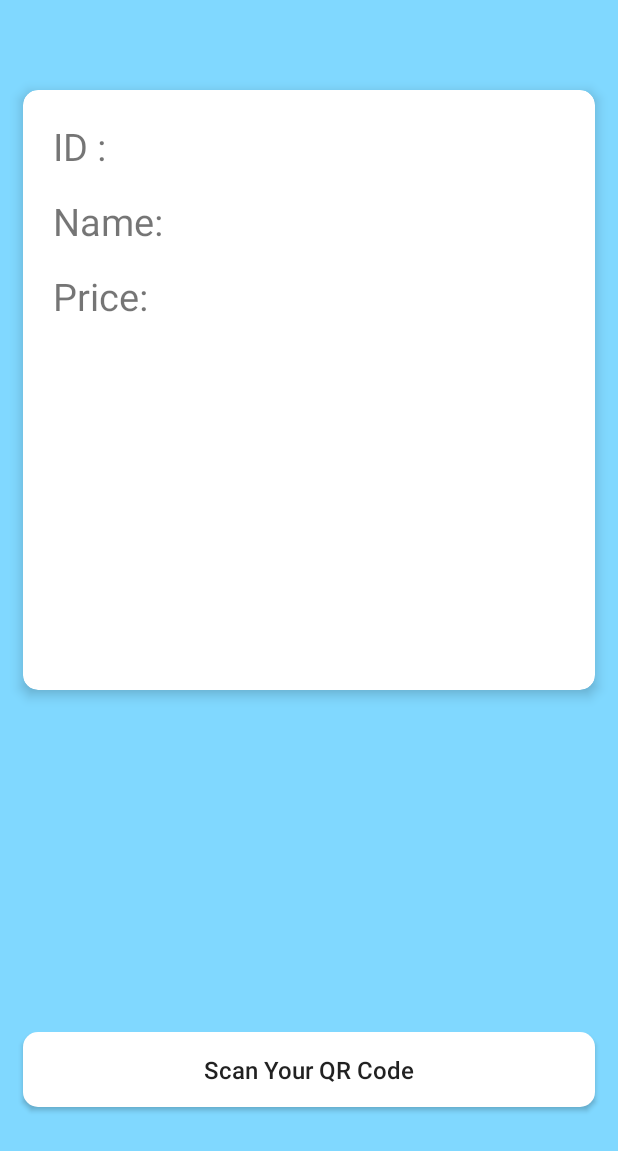
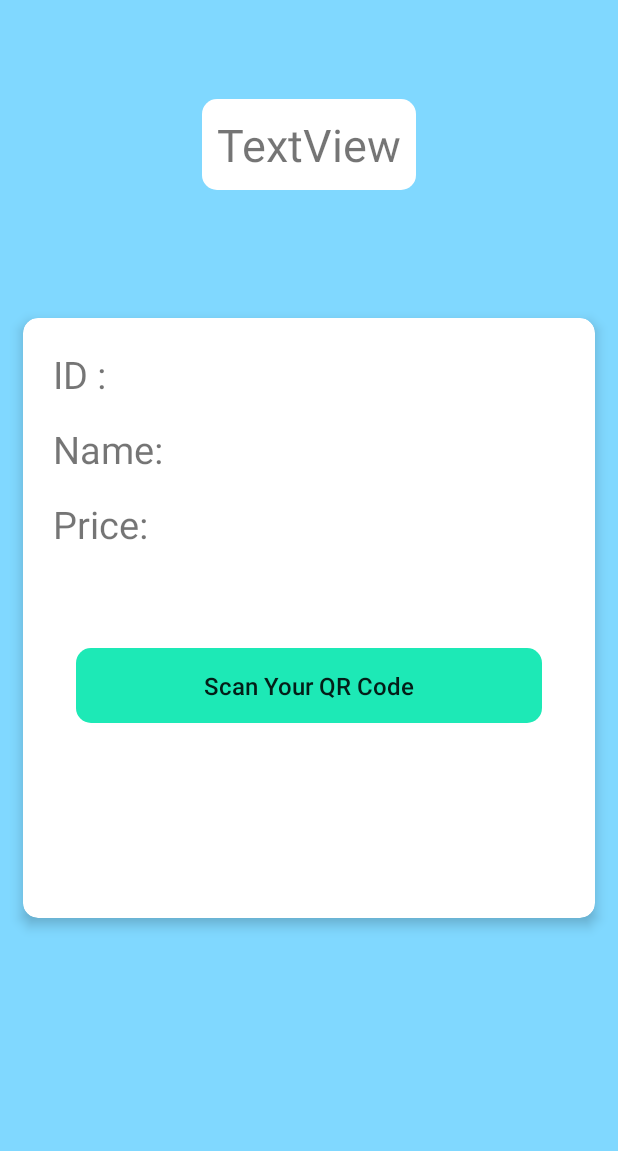
Before and after one commit to husainunwalla/QRCode-Inventory-Management, an Android app: the Scan screen opened directly, with no data from a screen before it, on a phone screen of 412 x 824 dp. Shown: the top 1151 px of the screen. Run offline under Robolectric (Android 15) with nearby library versions, the phone set to English and light mode, and no system bars; our stand-ins replace Firebase (no records; nobody signed in at launch, a user with empty details on screens opened directly).

Commit message:
UI Changes

```diff
--- /dev/null
+++ b/app/src/main/res/drawable-v24/rounded_button_green.xml
@@ -0,0 +1,10 @@
+<?xml version="1.0" encoding="utf-8"?>
+<selector xmlns:android="http://schemas.android.com/apk/res/android">
+    <item>
+        <shape xmlns:android="http://schemas.android.com/apk/res/android" android:shape="rectangle">
+            <solid android:color="#1DE9B6" />
+            <corners android:radius="10dp" />
+            <corners android:bottomRightRadius="10dp" android:bottomLeftRadius="10dp" />
+        </shape>
+    </item>
+</selector>
--- a/app/src/main/res/layout/activity_scan.xml
+++ b/app/src/main/res/layout/activity_scan.xml
@@ -6,25 +6,6 @@
     android:layout_height="match_parent"
     android:background="@color/Background"
     tools:context="com.example.enamul.qrcode.Scan">
-
-    <Button
-        android:id="@+id/btnScan"
-        android:layout_width="0dp"
-        android:layout_height="50dp"
-        android:layout_marginStart="15dp"
-        android:layout_marginLeft="15dp"
-        android:layout_marginEnd="15dp"
-        android:layout_marginRight="15dp"
-        android:background="@drawable/rounded_button"
-        android:text="Scan Your QR Code"
-        android:textAllCaps="false"
-        android:textSize="16sp"
-        app:layout_constraintBottom_toBottomOf="parent"
-        app:layout_constraintEnd_toEndOf="parent"
-        app:layout_constraintHorizontal_bias="1.0"
-        app:layout_constraintStart_toStartOf="parent"
-        app:layout_constraintTop_toTopOf="parent"
-        app:layout_constraintVertical_bias="0.889" />
 
     <android.support.v7.widget.CardView
         android:id="@+id/cardView"
@@ -38,14 +19,27 @@
         app:contentPadding="20dp"
         app:layout_constraintBottom_toBottomOf="parent"
         app:layout_constraintEnd_toEndOf="parent"
-        app:layout_constraintHorizontal_bias="1.0"
+        app:layout_constraintHorizontal_bias="0.5"
         app:layout_constraintStart_toStartOf="parent"
-        app:layout_constraintTop_toTopOf="parent"
-        app:layout_constraintVertical_bias="0.142">
+        app:layout_constraintTop_toTopOf="parent">
 
         <RelativeLayout
             android:layout_width="match_parent"
             android:layout_height="match_parent">
+
+            <Button
+                android:id="@+id/btnScan"
+                android:layout_width="match_parent"
+                android:layout_height="50dp"
+                android:layout_marginStart="15dp"
+                android:layout_marginLeft="15dp"
+                android:layout_marginTop="200dp"
+                android:layout_marginEnd="15dp"
+                android:layout_marginRight="15dp"
+                android:background="@drawable/rounded_button_green"
+                android:text="Scan Your QR Code"
+                android:textAllCaps="false"
+                android:textSize="16sp" />
 
             <TextView
                 android:id="@+id/scanTextView"
@@ -76,4 +70,20 @@
 
     </android.support.v7.widget.CardView>
 
+    <TextView
+        android:id="@+id/textView2"
+        android:layout_width="wrap_content"
+        android:layout_height="wrap_content"
+        android:layout_marginTop="66dp"
+        android:layout_marginBottom="57dp"
+        android:background="@drawable/rounded_button"
+        android:padding="10dp"
+        android:text="TextView"
+        android:textSize="30sp"
+        app:layout_constraintBottom_toTopOf="@+id/cardView"
+        app:layout_constraintEnd_toEndOf="parent"
+        app:layout_constraintStart_toStartOf="parent"
+        app:layout_constraintTop_toTopOf="parent"
+        app:layout_constraintVertical_bias="0.0" />
+
 </android.support.constraint.ConstraintLayout>
--- a/app/src/main/res/layout/activity_welcome.xml
+++ b/app/src/main/res/layout/activity_welcome.xml
@@ -21,7 +21,8 @@
 
         <android.support.constraint.ConstraintLayout
             android:layout_width="match_parent"
-            android:layout_height="match_parent">
+            android:layout_height="match_parent"
+            android:background="#FFFFFF">
 
             <Button
                 android:id="@+id/listButton"
```
Also changed, not shown: app/src/main/res/layout/activity_login.xml (+23 -6 lines).
